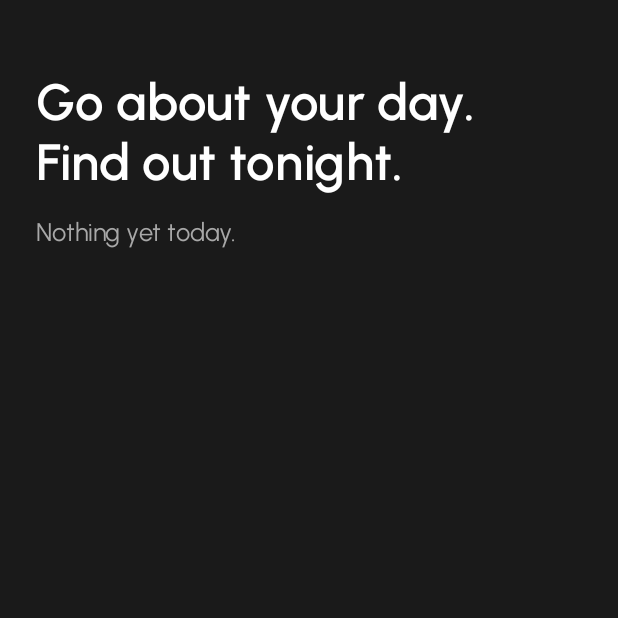
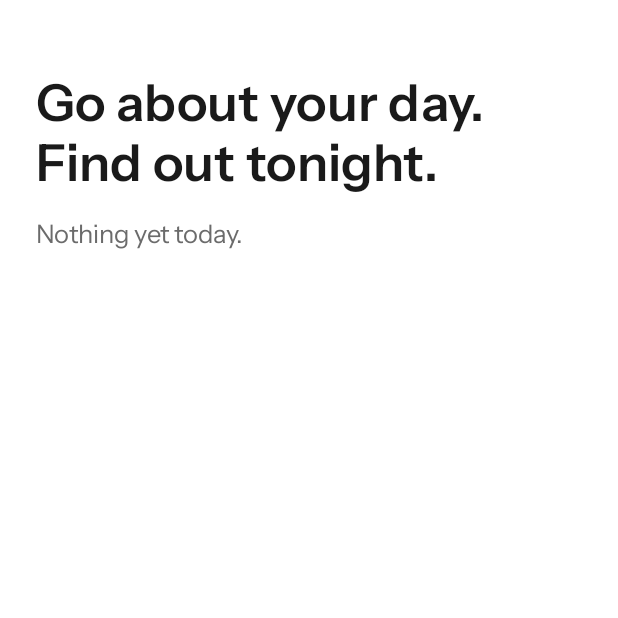
Before and after one commit to Gandalondon/forn, an Android app built with Jetpack Compose: the screen it shows after launch (MainActivity), on a phone screen of 412 x 824 dp, the top half of it. Run offline under Robolectric (Android 15) with nearby library versions, the phone set to English and light mode, and no system bars.

Commit message:
White app, Instrument Sans, crash recorder so a crash shows its cause on the next open
Co-Authored-By: Claude Opus 5.5 <noreply@anthropic.com>
Claude-Session: https://claude.ai/code/session_01P1qx1PMr7ry2wFk9GBtXmk

```diff
--- /dev/null
+++ b/app/src/main/java/com/gandalondon/stepback/Crash.kt
@@ -0,0 +1,31 @@
+package com.gandalondon.stepback
+
+import android.content.Context
+
+/** Test aid: keeps the last crash so the next open can show it. Stays on the phone. */
+object Crash {
+    private const val KEY = "last_crash"
+
+    fun install(c: Context) {
+        val app = c.applicationContext
+        val previous = Thread.getDefaultUncaughtExceptionHandler()
+        if (previous is Handler) return
+        Thread.setDefaultUncaughtExceptionHandler(Handler(app, previous))
+    }
+
+    fun last(c: Context): String? = prefs(c).getString(KEY, null)
+
+    fun clear(c: Context) = prefs(c).edit().remove(KEY).apply()
+
+    private fun prefs(c: Context) = c.getSharedPreferences("stepback_crash", Context.MODE_PRIVATE)
+
+    private class Handler(val c: Context, val previous: Thread.UncaughtExceptionHandler?) : Thread.UncaughtExceptionHandler {
+        override fun uncaughtException(t: Thread, e: Throwable) {
+            runCatching {
+                // commit, not apply: the process is about to die.
+                prefs(c).edit().putString(KEY, e.stackTraceToString()).commit()
+            }
+            previous?.uncaughtException(t, e)
+        }
+    }
+}
--- a/app/src/main/java/com/gandalondon/stepback/MainActivity.kt
+++ b/app/src/main/java/com/gandalondon/stepback/MainActivity.kt
@@ -8,6 +8,7 @@ import android.os.Build
 import android.os.Bundle
 import android.provider.Settings
 import androidx.activity.ComponentActivity
+import androidx.activity.SystemBarStyle
 import androidx.activity.compose.setContent
 import androidx.activity.enableEdgeToEdge
 import androidx.activity.result.contract.ActivityResultContracts
@@ -27,7 +28,12 @@ class MainActivity : ComponentActivity() {
 
     override fun onCreate(savedInstanceState: Bundle?) {
         super.onCreate(savedInstanceState)
-        enableEdgeToEdge()
+        Crash.install(this)
+        // White app: dark status and navigation icons.
+        enableEdgeToEdge(
+            statusBarStyle = SystemBarStyle.light(android.graphics.Color.TRANSPARENT, android.graphics.Color.TRANSPARENT),
+            navigationBarStyle = SystemBarStyle.light(android.graphics.Color.TRANSPARENT, android.graphics.Color.TRANSPARENT),
+        )
         openSpot = intent.getStringExtra(Night.EXTRA_SPOT)
         setContent {
             Screen(tick) // tick changes whenever state on the phone may have changed
@@ -64,7 +70,15 @@ class MainActivity : ComponentActivity() {
     private fun Screen(@Suppress("UNUSED_PARAMETER") version: Int) {
         val hello = "Go about your day. Find out tonight."
         val store = Store(this)
+        val crash = Crash.last(this)
         when {
+            // Test aid: if the app crashed, show what happened so Tony can screenshot it.
+            crash != null -> Page(
+                "Stepback crashed last time.",
+                crash.take(700),
+                Choice("Carry on") { Crash.clear(this); tick++ },
+            )
+
             !Fences.hasLocation(this) -> Page(
                 hello,
                 "Stepback notes the old places you pass. At 9pm, one line about the best one. Your location never leaves your phone.",
--- a/app/src/main/java/com/gandalondon/stepback/Ui.kt
+++ b/app/src/main/java/com/gandalondon/stepback/Ui.kt
@@ -23,6 +23,8 @@ import androidx.compose.ui.graphics.Color
 import androidx.compose.ui.text.TextStyle
 import androidx.compose.ui.text.font.Font
 import androidx.compose.ui.text.font.FontFamily
+import androidx.compose.ui.text.ExperimentalTextApi
+import androidx.compose.ui.text.font.FontVariation
 import androidx.compose.ui.text.font.FontWeight
 import androidx.compose.ui.text.style.LineBreak
 import androidx.compose.ui.unit.dp
@@ -37,24 +39,25 @@ data class Palette(val bg: Color, val fg: Color, val muted: Color)
 val DarkPalette = Palette(Ink, Paper, Color(0xFFA8A8A8))
 val LightPalette = Palette(Paper, Ink, Color(0xFF6B6B6B))
 
-// Always black (decided 18 Nov), whatever the system setting.
+// Always white (18 Nov, matching the white 3D view and cards), whatever the system setting.
 @Composable
-fun palette() = DarkPalette
+fun palette() = LightPalette
 
-// Urbanist (SIL Open Font License), bundled.
-val Urbanist = FontFamily(
-    Font(R.font.urbanist_regular, FontWeight.Normal),
-    Font(R.font.urbanist_semibold, FontWeight.SemiBold),
+// Instrument Sans (SIL Open Font License), bundled as one variable font. Urbanist dropped 18 Nov.
+@OptIn(ExperimentalTextApi::class)
+val Instrument = FontFamily(
+    Font(R.font.instrument_sans, weight = FontWeight.Normal, variationSettings = FontVariation.Settings(FontVariation.weight(400))),
+    Font(R.font.instrument_sans, weight = FontWeight.SemiBold, variationSettings = FontVariation.Settings(FontVariation.weight(600))),
 )
 
 object Type {
     val Fact = TextStyle(
-        fontFamily = Urbanist, fontSize = 34.sp, lineHeight = 40.sp,
+        fontFamily = Instrument, fontSize = 34.sp, lineHeight = 40.sp,
         fontWeight = FontWeight.SemiBold, letterSpacing = 0.2.sp,
         lineBreak = LineBreak.Heading, // balanced lines, no widows
     )
     val Body = TextStyle(
-        fontFamily = Urbanist, fontSize = 17.sp, lineHeight = 24.sp,
+        fontFamily = Instrument, fontSize = 17.sp, lineHeight = 24.sp,
         letterSpacing = 0.sp, lineBreak = LineBreak.Paragraph,
     )
     val Button = Body.copy(fontWeight = FontWeight.SemiBold)
--- a/app/src/main/res/values/colors.xml
+++ b/app/src/main/res/values/colors.xml
@@ -1,5 +1,5 @@
 <?xml version="1.0" encoding="utf-8"?>
 <resources>
     <color name="ink">#FF1A1A1A</color>
-    <color name="bg">#FF1A1A1A</color>
+    <color name="bg">#FFFFFFFF</color>
 </resources>
```
Also changed, not shown: app/src/main/res/font/instrument_sans.ttf (added), app/src/main/res/font/urbanist_regular.ttf (deleted), app/src/main/res/font/urbanist_semibold.ttf (deleted).
